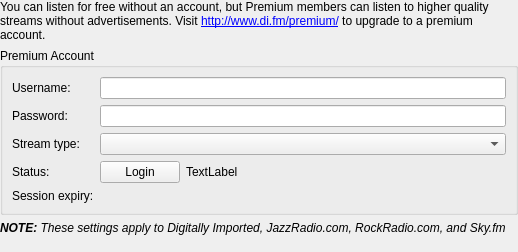
Old version of the form streams/digitallyimportedsettings.ui in the repository CDrummond/cantata.
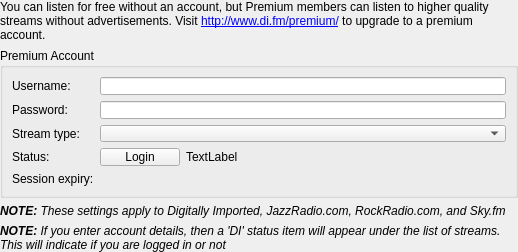
New version of the form. Custom widgets are drawn as their Qt base class.

Commit message: Add note about status item

What changed in the file:
```diff
--- a/streams/digitallyimportedsettings.ui
+++ b/streams/digitallyimportedsettings.ui
@@ -155,6 +155,16 @@
      </property>
     </widget>
    </item>
+   <item>
+    <widget class="QLabel" name="note2Label">
+     <property name="text">
+      <string>&lt;i&gt;&lt;b&gt;NOTE:&lt;/b&gt; If you enter account details, then a 'DI' status item will appear under the list of streams. This will indicate if you are logged in or not&lt;/i&gt;</string>
+     </property>
+     <property name="wordWrap">
+      <bool>true</bool>
+     </property>
+    </widget>
+   </item>
    <item>
     <spacer name="verticalSpacer">
      <property name="orientation">
```
